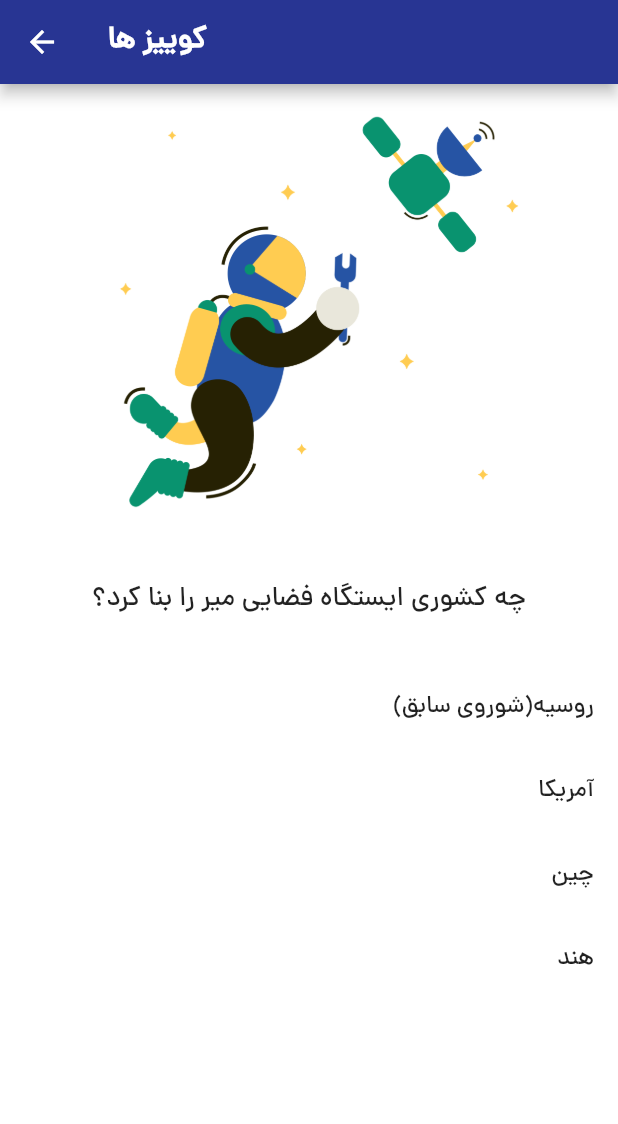
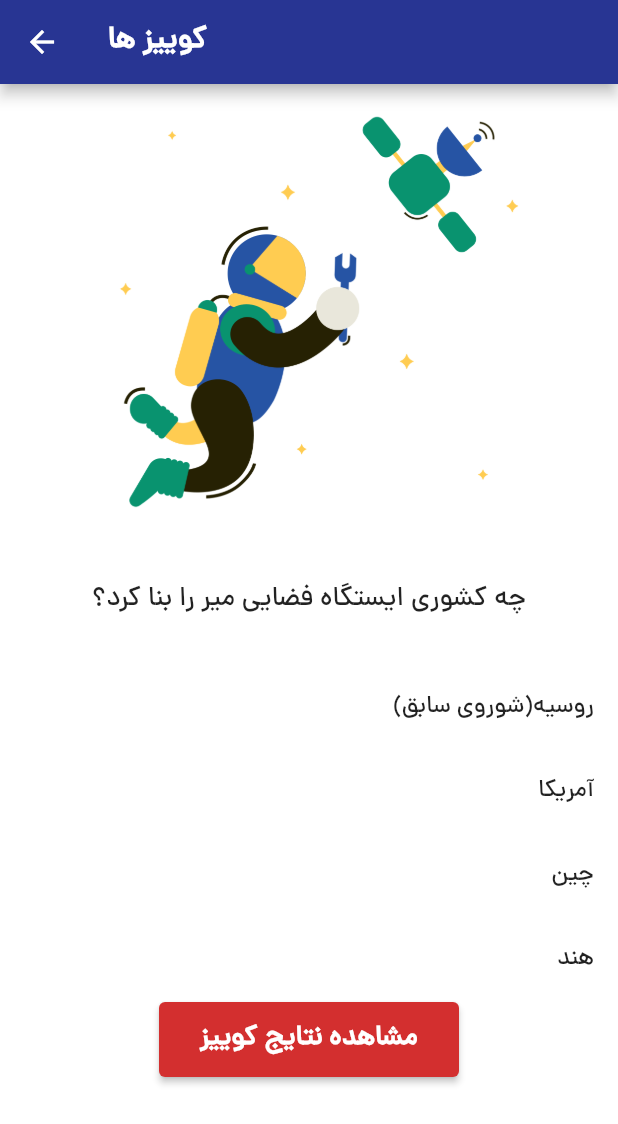
Before and after one commit to amirahmadadibi/quiz_application, a Flutter app: the QuizPage screen opened directly, after a tap on "امیراحمدادیبی", after a tap on "آمریکا", on a phone screen of 412 x 824 dp. Shown: the top 1124 px of the screen. Run offline on Flutter 3.47's test engine with Material 2 defaults, Android fonts, the phone set to English and light mode, and no system bars.

Commit message:
week8 E10 hanlde show button result

```diff
--- a/lib/quiz_page.dart
+++ b/lib/quiz_page.dart
@@ -12,6 +12,7 @@ class QuizPage extends StatefulWidget {
 class _QuizPageState extends State<QuizPage> {
   int shownQuestionIndex = 0;
   Qustion? selectedQuestion;
+  bool isFinalAnswerSumbited = false;
 
   @override
   Widget build(BuildContext context) {
@@ -49,7 +50,18 @@ class _QuizPageState extends State<QuizPage> {
             SizedBox(
               height: 30,
             ),
-            ...List.generate(4, (index) => getOptionsItem(index))
+            ...List.generate(4, (index) => getOptionsItem(index)),
+            if (isFinalAnswerSumbited)
+              ElevatedButton(
+                style: ElevatedButton.styleFrom(
+                    primary: Colors.red[700], minimumSize: Size(200.0, 50.0)),
+                onPressed: () {},
+                child: Text(
+                  'مشاهده نتایج کوییز',
+                  style: TextStyle(fontWeight: FontWeight.bold, fontSize: 18),
+                  textAlign: TextAlign.center,
+                ),
+              )
           ],
         ),
       ),
@@ -69,6 +81,10 @@ class _QuizPageState extends State<QuizPage> {
           print('wrong');
         }
 
+        if (shownQuestionIndex == getQuestionsList().length - 1) {
+          isFinalAnswerSumbited = true;
+        }
+
         setState(() {
           if (shownQuestionIndex < getQuestionsList().length - 1) {
             shownQuestionIndex++;
```
